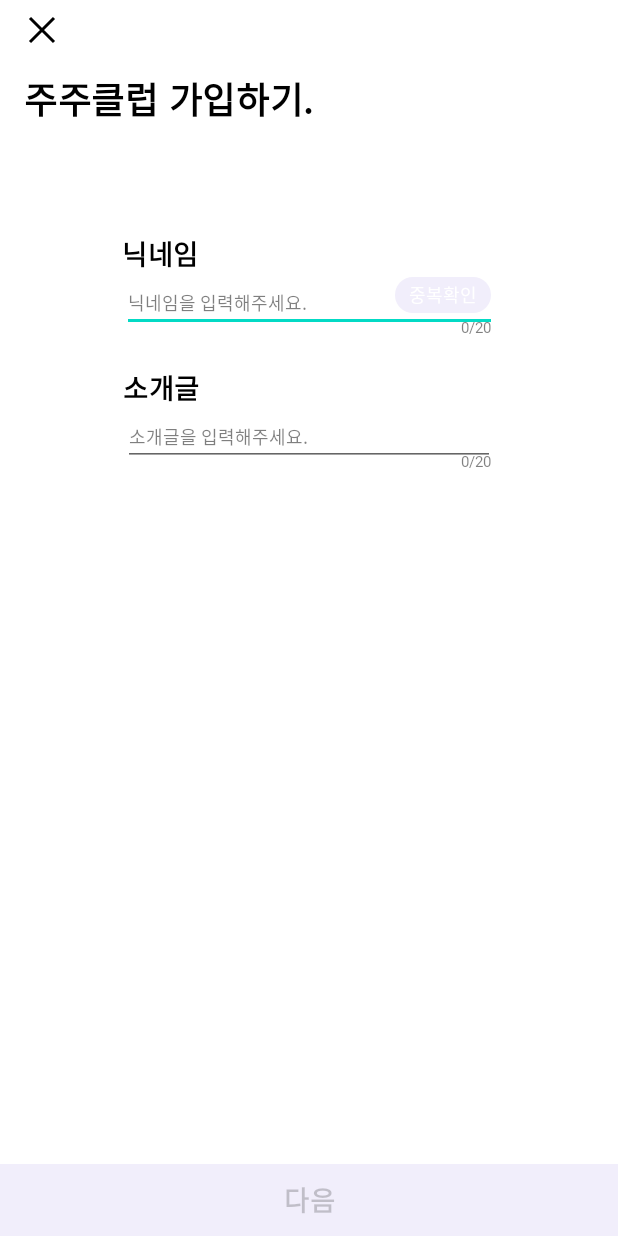
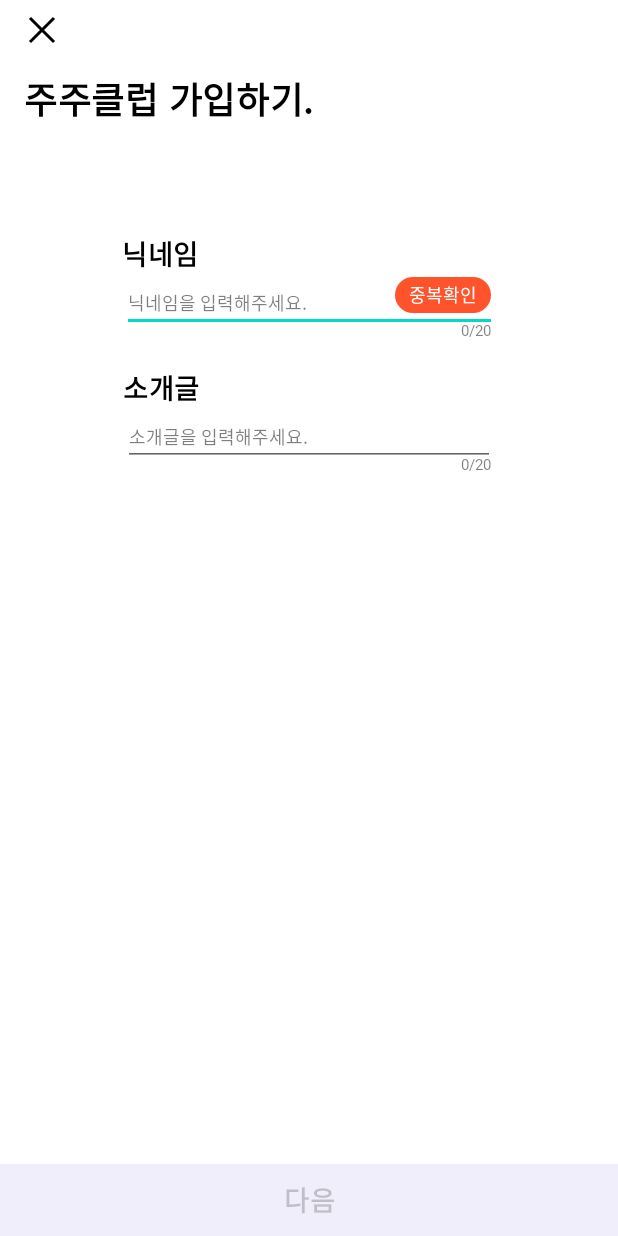
Before and after one commit to paksuua/ZuzuClub_Android, an Android app: the SignUpActivity screen opened directly, with no data from a screen before it, on a phone screen of 412 x 824 dp. Run offline under Robolectric (Android 15) with nearby library versions, the phone set to English and light mode, and no system bars.

Commit message:
UPDATE activity_sign_up.xml, signup_btn_background.xml

```diff
--- a/app/src/main/res/drawable-v24/signup_btn_background.xml
+++ b/app/src/main/res/drawable-v24/signup_btn_background.xml
@@ -1,6 +1,6 @@
 <?xml version="1.0" encoding="utf-8"?>
 <shape xmlns:android="http://schemas.android.com/apk/res/android">
     <solid
-        android:color="@color/zuzu_coolgrey_10"/>
+        android:color="@color/zuzu_orange"/>
     <corners android:radius="24dp"/>
 </shape>
--- a/app/src/main/res/layout/activity_sign_up.xml
+++ b/app/src/main/res/layout/activity_sign_up.xml
@@ -73,12 +73,12 @@
         style="@style/Contents10Regular"
         android:layout_width="64dp"
         android:layout_height="wrap_content"
-        android:layout_marginTop="4dp"
+        android:layout_marginTop="32dp"
         android:text="0/20"
         android:textAlignment="textEnd"
         android:textColor="@color/zuzu_black_50"
         app:layout_constraintEnd_toEndOf="@+id/a_signup_tv_nickname_check"
-        app:layout_constraintTop_toBottomOf="@+id/a_signup_tv_nickname_check" />
+        app:layout_constraintTop_toBottomOf="@+id/a_signup_tv_nickname" />
 
     <TextView
         android:id="@+id/a_signup_tv_introduce"
@@ -110,17 +110,12 @@
         android:layout_width="64dp"
         android:layout_height="wrap_content"
         android:text="0/20"
+        android:layout_marginTop="32dp"
         android:textAlignment="textEnd"
         android:textColor="@color/zuzu_black_50"
         app:layout_constraintEnd_toEndOf="@+id/a_signup_tv_nickname_count"
-        app:layout_constraintTop_toBottomOf="@+id/guideline5" />
+        app:layout_constraintTop_toBottomOf="@+id/a_signup_tv_introduce" />
 
-    <androidx.constraintlayout.widget.Guideline
-        android:id="@+id/guideline5"
-        android:layout_width="wrap_content"
-        android:layout_height="wrap_content"
-        android:orientation="horizontal"
-        app:layout_constraintGuide_begin="302dp" />
 
     <TextView
         android:id="@+id/a_signup_tv_next"
```
